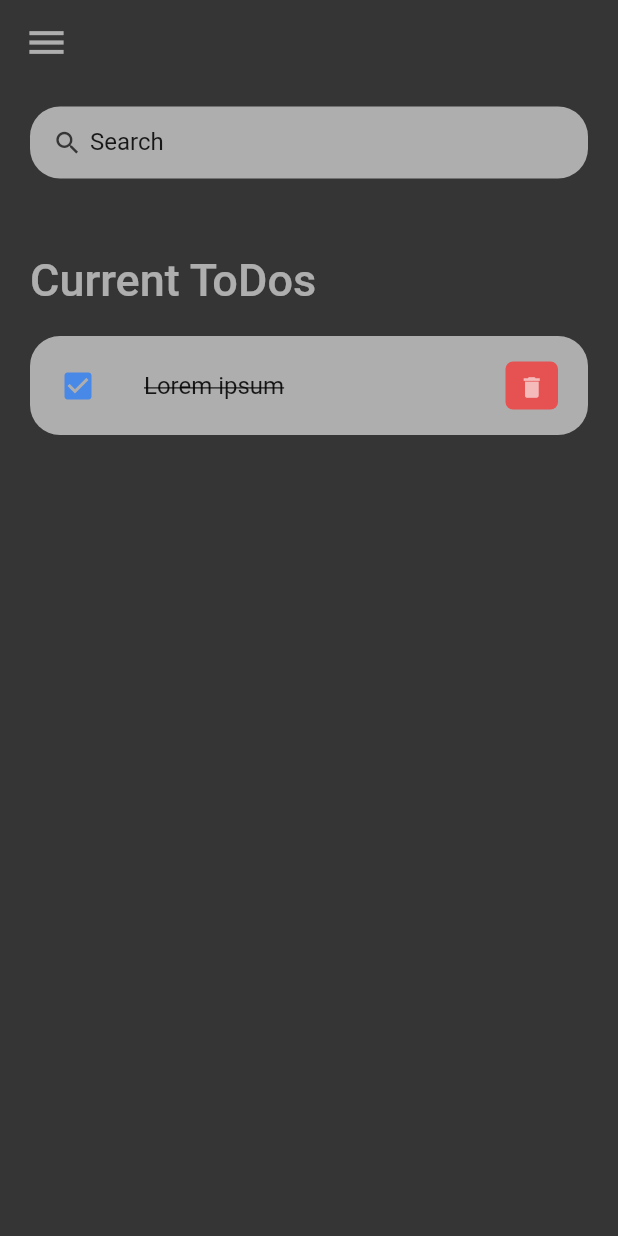
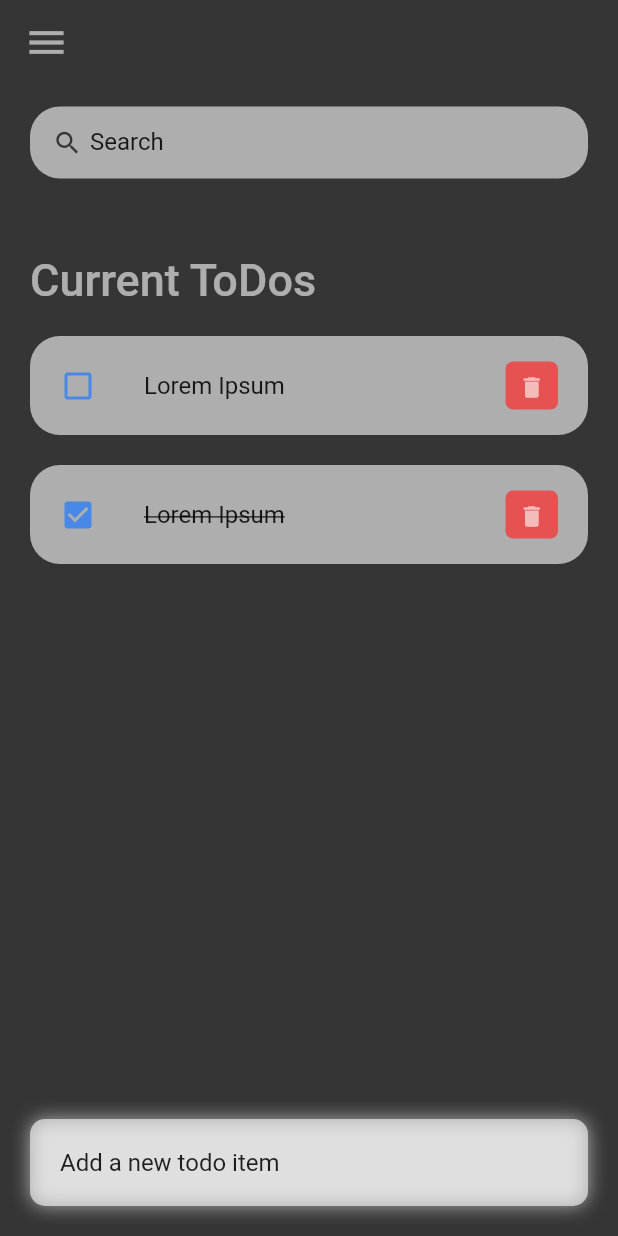
Before and after one commit to Sencres013/Flutter-to-do-app, a Flutter app: the screen it shows after launch, on a phone screen of 412 x 824 dp. Run offline on Flutter 3.47's test engine with Material 2 defaults, Android fonts, the phone set to English and light mode, and no system bars.

Commit message:
Added todo model and add todo item bar

```diff
--- /dev/null
+++ b/lib/models/todo.dart
@@ -0,0 +1,17 @@
+class ToDo {
+  int id;
+  String text;
+  bool isDone;
+
+  ToDo({
+    required this.id,
+    required this.text,
+    this.isDone = false,
+  });
+
+  static int latestId = 1;
+  static List<ToDo> todoList = [
+    ToDo(id: 0, text: "Lorem Ipsum", isDone: false),
+    ToDo(id: 1, text: "Lorem Ipsum", isDone: true),
+  ];
+}
--- a/lib/views/home.dart
+++ b/lib/views/home.dart
@@ -3,6 +3,7 @@ import "../data/colors.dart";
 import "../widgets/app_bar.dart";
 import "../widgets/search_box.dart";
 import "../widgets/todo_item.dart";
+import "../models/todo.dart";
 
 class Home extends StatelessWidget {
   const Home({super.key});
@@ -11,7 +12,9 @@ class Home extends StatelessWidget {
   Widget build(BuildContext context) {
     return Scaffold(
       appBar: CustomAppBar(),
-      body: Container(
+      body: Stack(
+        children: [
+          Container(
             padding: EdgeInsets.symmetric(
               horizontal: 20,
               vertical: 15,
@@ -33,12 +36,49 @@ class Home extends StatelessWidget {
                         ),
                       ),
                     ),
-                ToDoItem(),
+                    for (ToDo todo in ToDo.todoList) ToDoItem(todo: todo)
                   ],
                 )
               ],
             ),
           ),
+          Align(
+            alignment: Alignment.bottomCenter,
+            child: Row(
+              children: [
+                Expanded(
+                  child: Container(
+                    margin: EdgeInsets.only(bottom: 20, right: 20, left: 20),
+                    padding: EdgeInsets.symmetric(
+                      horizontal: 20,
+                      vertical: 5,
+                    ),
+                    decoration: BoxDecoration(
+                      color: fgColor,
+                      boxShadow: [
+                        BoxShadow(
+                          color: fgColor,
+                          offset: Offset(0.0, 0.0),
+                          blurRadius: 10,
+                          spreadRadius: 0,
+                        ),
+                      ],
+                      borderRadius: BorderRadius.circular(10),
+                    ),
+                    child: TextField(
+                      decoration: InputDecoration(
+                        hintText: "Add a new todo item",
+                        hintStyle: TextStyle(color: textColor),
+                        border: InputBorder.none,
+                      ),
+                    ),
+                  ),
+                ),
+              ],
+            ),
+          ),
+        ],
+      ),
     );
   }
 }
--- a/lib/widgets/todo_item.dart
+++ b/lib/widgets/todo_item.dart
@@ -1,8 +1,14 @@
 import 'package:flutter/material.dart';
 import '../data/colors.dart';
+import "../models/todo.dart";
 
 class ToDoItem extends StatelessWidget {
-  const ToDoItem({super.key});
+  const ToDoItem({
+    super.key,
+    required this.todo,
+  });
+
+  final ToDo todo;
 
   @override
   Widget build(BuildContext context) {
@@ -19,15 +25,15 @@ class ToDoItem extends StatelessWidget {
         ),
         tileColor: fgColor,
         leading: Icon(
-          Icons.check_box,
+          todo.isDone ? Icons.check_box : Icons.check_box_outline_blank,
           color: Color.fromARGB(178, 28, 119, 255),
         ),
         title: Text(
-          "Lorem ipsum",
+          todo.text,
           style: TextStyle(
             fontSize: 16,
             color: textColor,
-            decoration: TextDecoration.lineThrough,
+            decoration: todo.isDone ? TextDecoration.lineThrough : null,
           ),
         ),
         trailing: Container(
```
Lines whose indentation alone changed are shown as unchanged.
